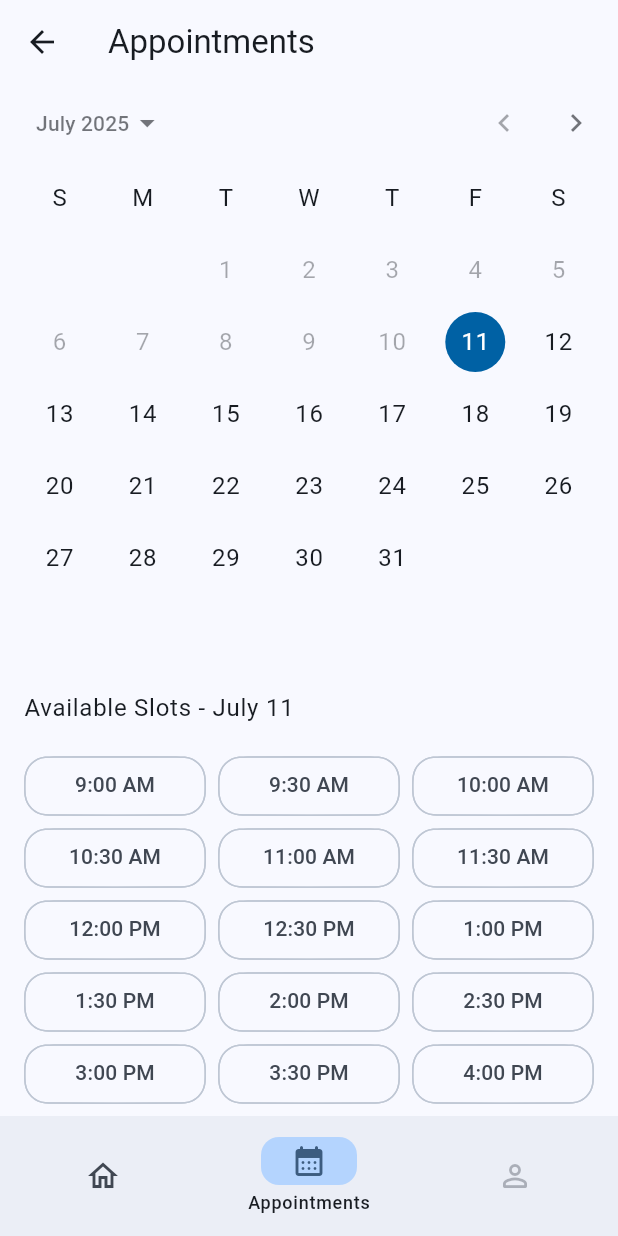
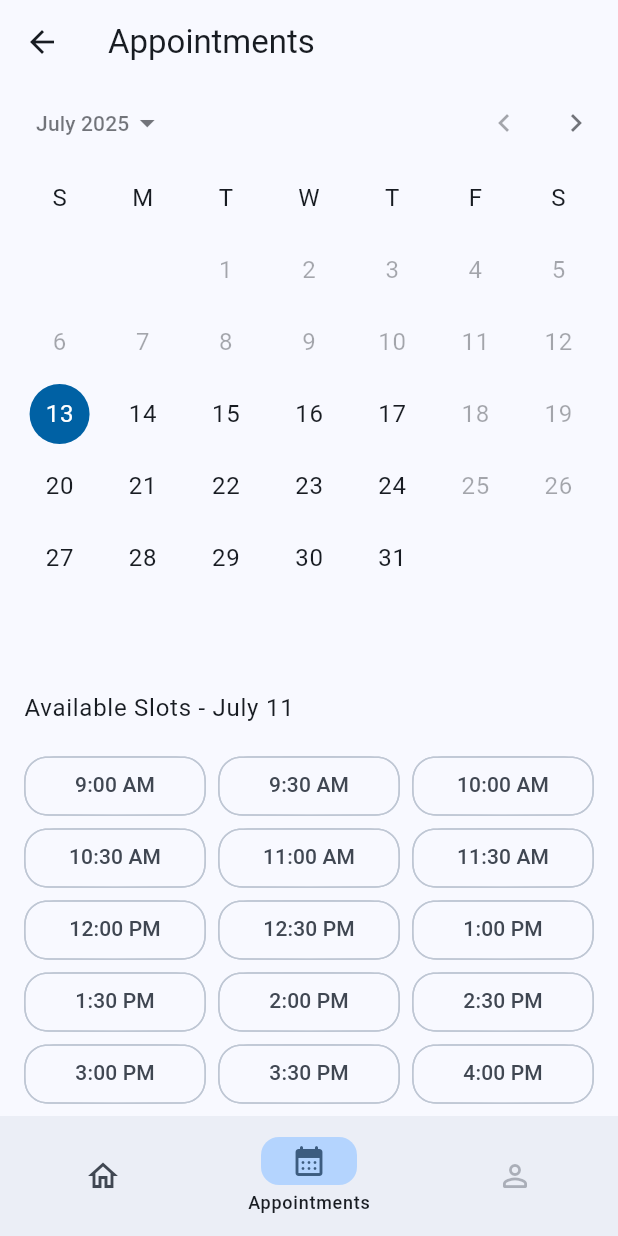
Before and after one commit to Polymath000/InsightMed, a Flutter app: the MainView screen opened by its route, item 2 of the bottom bar chosen, on a phone screen of 412 x 824 dp. Run offline on Flutter 3.47's test engine with Material 3 defaults, Android fonts, the phone set to English and light mode, and no system bars; our stand-ins replace flutter_bloc, flutter_screenutil, get_it; Roboto replaces fonts that are missing (Cairo).

Commit message:
Divided  widgets into sub-widgets for clarity

```diff
--- a/lib/features/appointments/presentation/views/appointments_view.dart
+++ b/lib/features/appointments/presentation/views/appointments_view.dart
@@ -1,10 +1,10 @@
-import 'package:flutter/material.dart';
+import 'package:flutter/widgets.dart' show StatelessWidget;
 
-import 'widgets/appointments_view_body.dart';
+import 'widgets/appointments_view_body.dart' show AppointmentsViewBody;
 
-class AppointmentsView extends StatelessWidget {
+final class AppointmentsView extends StatelessWidget {
   const AppointmentsView({super.key});
 
   @override
-  Widget build(_) => const AppointmentsViewBody();
+  AppointmentsViewBody build(_) => const AppointmentsViewBody();
 }
--- a/lib/features/appointments/presentation/views/widgets/appointments_view_body.dart
+++ b/lib/features/appointments/presentation/views/widgets/appointments_view_body.dart
@@ -1,60 +1,29 @@
-import 'package:flutter/material.dart';
+import 'package:flutter/material.dart'
+    show
+        CustomScrollView,
+        ListTile,
+        SliverAppBar,
+        SliverToBoxAdapter,
+        StatelessWidget;
 
-import '../../../../../core/helpers/app_media_query.dart';
-import '../../../../../core/utls/i_text.dart';
+import '../../../../../core/utls/i_text.dart' show IText;
+import 'appointments_date_picker.dart' show AppointmentsDatePicker;
+import 'appointments_time_picker.dart' show AppointmentsTimePicker;
+import 'book_appointment_button.dart' show BookAppointmentButton;
 
-class AppointmentsViewBody extends StatelessWidget {
+final class AppointmentsViewBody extends StatelessWidget {
   const AppointmentsViewBody({super.key});
 
   @override
-  Widget build(final BuildContext context) => CustomScrollView(
+  CustomScrollView build(_) => const CustomScrollView(
     slivers: [
-      const SliverAppBar(title: Text('Appointments')),
+      SliverAppBar(title: IText('Appointments')),
+      AppointmentsDatePicker(),
       SliverToBoxAdapter(
-        child: CalendarDatePicker(
-          initialDate: DateTime.now(),
-          firstDate: DateTime.now(),
-          lastDate: DateTime.now().add(const Duration(days: 365)),
-          onDateChanged: (_) {},
-        ),
-      ),
-      const SliverToBoxAdapter(
         child: ListTile(title: IText('Available Slots - July 11')),
       ),
-      SliverPadding(
-        padding: const EdgeInsets.symmetric(horizontal: 16),
-        sliver: SliverToBoxAdapter(
-          child: Wrap(
-            spacing: 8,
-            children: List.generate(15, (final index) {
-              final time = TimeOfDay(
-                hour: (index / 2 + 9).toInt() % 24,
-                minute: index.isEven ? 0 : 30,
-              ).format(context);
-              return SizedBox(
-                width: (AppMediaQuery.width - 48) / 3,
-                child: ChoiceChip(
-                  label: SizedBox.fromSize(
-                    size: const Size.fromHeight(22),
-                    child: IText(time, textAlign: TextAlign.center),
-                  ),
-                  selected: false,
-                  onSelected: (_) {},
-                ),
-              );
-            }),
-          ),
-        ),
-      ),
-      SliverToBoxAdapter(
-        child: Padding(
-          padding: const EdgeInsets.all(16),
-          child: FilledButton(
-            onPressed: () {},
-            child: const IText('Book Appointment'),
-          ),
-        ),
-      ),
+      AppointmentsTimePicker(),
+      BookAppointmentButton(),
     ],
   );
 }
--- a/lib/features/main/presentation/views/main_view.dart
+++ b/lib/features/main/presentation/views/main_view.dart
@@ -1,9 +1,10 @@
-import 'package:flutter/material.dart';
+import 'package:flutter/material.dart'
+    show FloatingActionButton, Icon, Icons, Scaffold, State, StatefulWidget;
 
-import 'widgets/main_navigation_bar.dart';
-import 'widgets/main_view_body.dart';
+import 'widgets/main_navigation_bar.dart' show MainNavigationBar;
+import 'widgets/main_view_body.dart' show MainViewBody;
 
-class MainView extends StatefulWidget {
+final class MainView extends StatefulWidget {
   const MainView({super.key});
   static const String routeName = 'main';
 
@@ -11,10 +12,10 @@ class MainView extends StatefulWidget {
   State<MainView> createState() => _MainViewState();
 }
 
-class _MainViewState extends State<MainView> {
+final class _MainViewState extends State<MainView> {
   int _selectedIndex = 0;
   @override
-  Widget build(final BuildContext context) => Scaffold(
+  Scaffold build(_) => Scaffold(
     body: MainViewBody(selectedIndex: _selectedIndex),
     bottomNavigationBar: MainNavigationBar(
       selectedIndex: _selectedIndex,
--- a/lib/features/main/presentation/views/widgets/main_navigation_bar.dart
+++ b/lib/features/main/presentation/views/widgets/main_navigation_bar.dart
@@ -1,6 +1,13 @@
-import 'package:flutter/material.dart';
+import 'package:flutter/material.dart'
+    show
+        Icon,
+        Icons,
+        NavigationBar,
+        NavigationDestination,
+        StatelessWidget,
+        ValueChanged;
 
-class MainNavigationBar extends StatelessWidget {
+final class MainNavigationBar extends StatelessWidget {
   const MainNavigationBar({
     this.selectedIndex = 0,
     this.onDestinationSelected,
@@ -9,7 +16,7 @@ class MainNavigationBar extends StatelessWidget {
   final int selectedIndex;
   final ValueChanged<int>? onDestinationSelected;
   @override
-  Widget build(final BuildContext context) => NavigationBar(
+  NavigationBar build(_) => NavigationBar(
     selectedIndex: selectedIndex,
     onDestinationSelected: onDestinationSelected,
     destinations: const [
--- a/lib/features/main/presentation/views/widgets/main_view_body.dart
+++ b/lib/features/main/presentation/views/widgets/main_view_body.dart
@@ -1,13 +1,14 @@
-import 'package:flutter/material.dart';
+import 'package:flutter/widgets.dart' show StatelessWidget, Widget;
+
 import '../../../../appointments/presentation/views/appointments_view.dart'
     show AppointmentsView;
-import '../../../../home/presentation/views/home_view.dart';
+import '../../../../home/presentation/views/home_view.dart' show HomeView;
 
-class MainViewBody extends StatelessWidget {
+final class MainViewBody extends StatelessWidget {
   const MainViewBody({this.selectedIndex = 0, super.key});
   final int selectedIndex;
 
   @override
-  Widget build(final BuildContext context) =>
+  Widget build(_) =>
       const [HomeView(), AppointmentsView(), HomeView()][selectedIndex];
 }
```
Also changed, not shown: lib/features/appointments/presentation/views/widgets/appointments_date_picker.dart (added, +28 -0 lines), lib/features/appointments/presentation/views/widgets/appointments_time_picker.dart (added, +47 -0 lines), lib/features/appointments/presentation/views/widgets/book_appointment_button.dart (added, +19 -0 lines), lib/features/home/presentation/views/home_view.dart (+4 -4 lines), lib/features/home/presentation/views/widgets/decorated_icon.dart (added, +28 -0 lines), lib/features/home/presentation/views/widgets/home_app_bar.dart (+13 -3 lines), lib/features/home/presentation/views/widgets/home_sticker.dart (added, +100 -0 lines), lib/features/home/presentation/views/widgets/home_view_body.dart (+22 -94 lines).
